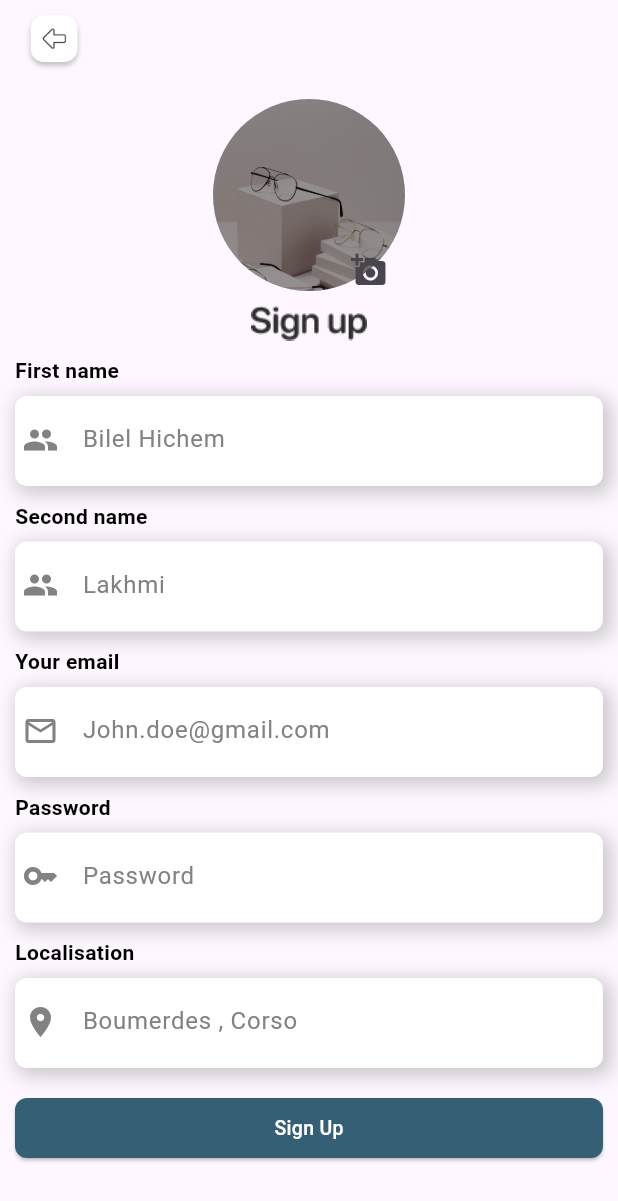
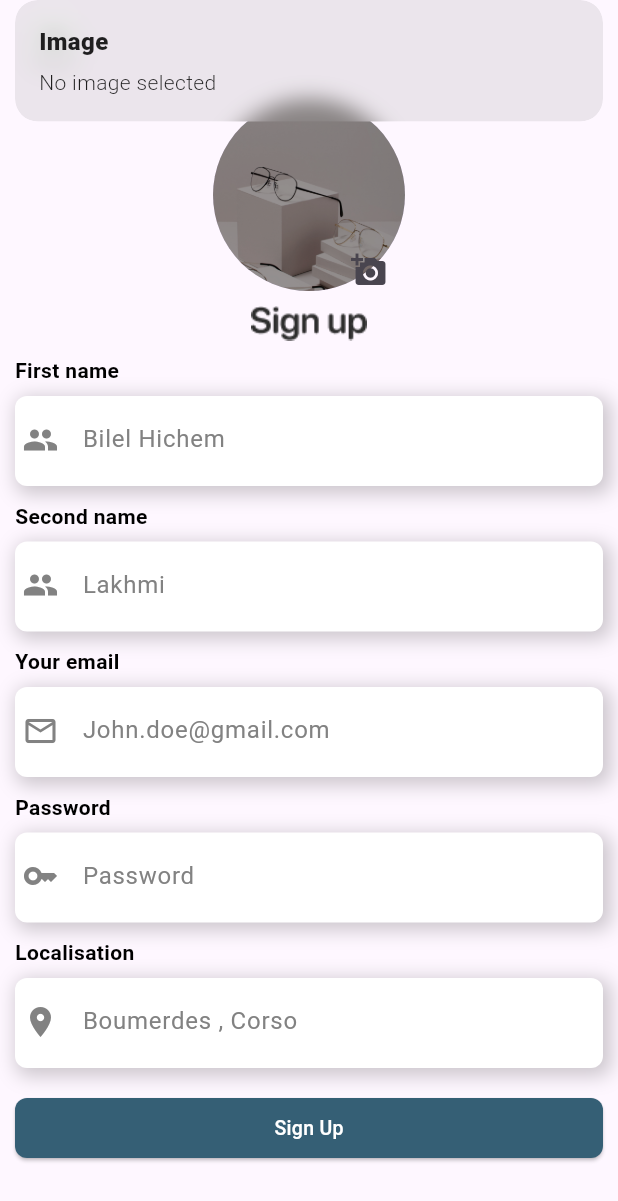
Before and after one commit to bilelhichem/SimpleGlacces, a Flutter app: the SignUpPage screen opened directly, after a tap on the "add a photo" icon, on a phone screen of 412 x 824 dp. Shown: the top 1201 px of the screen. Run offline on Flutter 3.47's test engine with Material 3 defaults, Android fonts, the light colour scheme and no system bars; our stand-ins replace get, image_picker.

Commit message:
deuxieme push

```diff
--- /dev/null
+++ b/lib/Controller/HomeController.dart
@@ -0,0 +1,35 @@
+import 'dart:developer';
+
+import 'package:flutter/material.dart';
+import 'package:get/get.dart';
+import 'package:image_picker/image_picker.dart';
+
+class ImagePickerController extends GetxController
+    with GetSingleTickerProviderStateMixin {
+  String selectedImagePath = '';
+
+//-----------------
+  selectImageFromGallery() async {
+    XFile? file = await ImagePicker()
+        .pickImage(source: ImageSource.gallery, imageQuality: 10);
+    if (file != null) {
+      return file.path;
+    } else {
+      return '';
+    }
+  }
+
+  gallerySelect(context) async {
+    selectedImagePath = await selectImageFromGallery();
+    log('Image_Path:-');
+    log(selectedImagePath);
+    if (selectedImagePath != '') {
+      Get.back();
+    } else {
+      Get.snackbar("Image", "No image selected");
+    }
+    update();
+  }
+
+
+}
--- a/lib/Views/auth/SignUp.dart
+++ b/lib/Views/auth/SignUp.dart
@@ -1,5 +1,8 @@
+import 'dart:io';
+
 import 'package:flutter/material.dart';
 import 'package:get/get.dart';
+import 'package:simpleglacces/Controller/HomeController.dart';
 
 
 class SignUpPage extends StatefulWidget {
@@ -37,20 +40,33 @@ class _SignUpPageState extends State<SignUpPage> {
             children: [
             Container(
               alignment: Alignment.topCenter,
-              child:   Stack(
+              child:   GetBuilder<ImagePickerController>(
+                init: Get.put(ImagePickerController()),
+                builder: (value){
+                  return Stack(
                       children:[
-                    CircleAvatar(
+                        value.selectedImagePath== ""?CircleAvatar(
                           radius: 64,
                           backgroundImage: AssetImage("Asset/images/pic3.png"),
+                        ):
+                        Image.file(
+                          File(value.selectedImagePath),
+                          height: 200,
+                          width: 200,
+                          fit: BoxFit.fill,
                         ),
                         Positioned(child:
-                    IconButton(onPressed: (){},
-                      icon: const Icon(Icons.add_a_photo),
+                        IconButton(onPressed: (){
+                          value.gallerySelect(context);
+                        },
+                          icon:  Icon(Icons.add_a_photo),
                         ),
                           bottom: -10,
                           left: 80,
                         )
                       ]
+                  );
+                },
               ),
             ),
               SizedBox(height: 10,),
--- a/lib/main.dart
+++ b/lib/main.dart
@@ -1,7 +1,8 @@
 import 'package:flutter/material.dart';
 import 'package:get/get.dart';
-import 'package:simpleglacces/Views/SplashScreen.dart';
 import 'package:simpleglacces/Views/auth/SignUp.dart';
+
+
 
 
 
@@ -16,7 +17,7 @@ class MyApp extends StatelessWidget {
   Widget build(BuildContext context) {
     return GetMaterialApp(
       debugShowCheckedModeBanner: false,
-      home:  SplashScreen(),
+      home:  SignUpPage(),
     );
   }
 }
--- a/pubspec.yaml
+++ b/pubspec.yaml
@@ -31,6 +31,8 @@ dependencies:
   flutter:
     sdk: flutter
   get:
+  image_picker:
+  file:
 
 
 
```
Also changed, not shown: pubspec.lock, 5 other files. Lines whose indentation alone changed are shown as unchanged.
